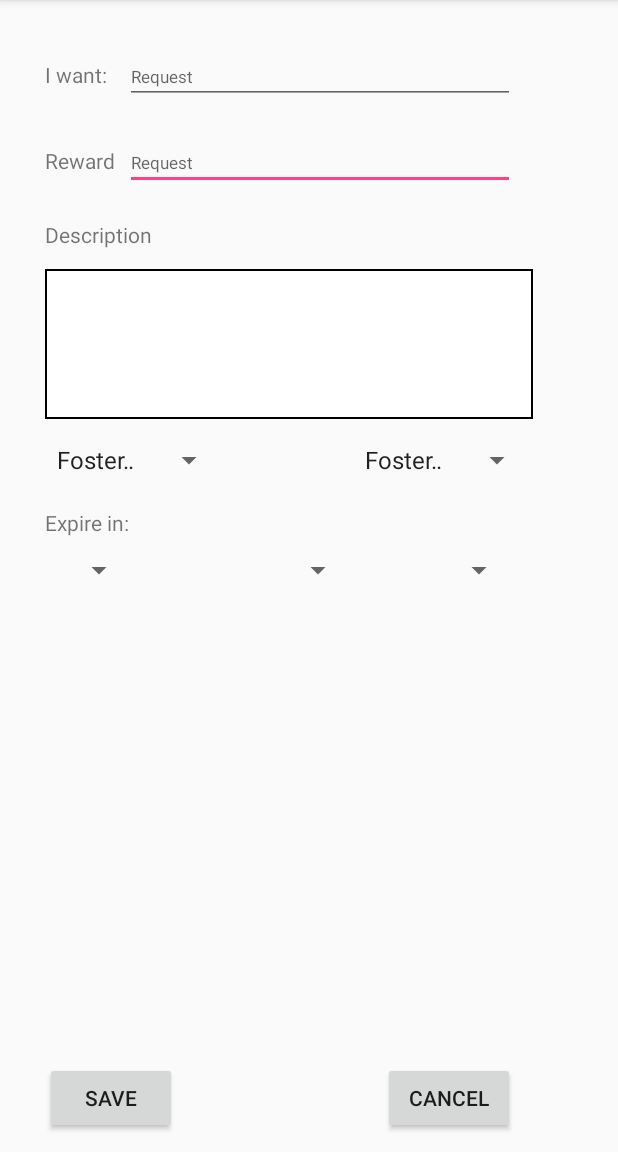
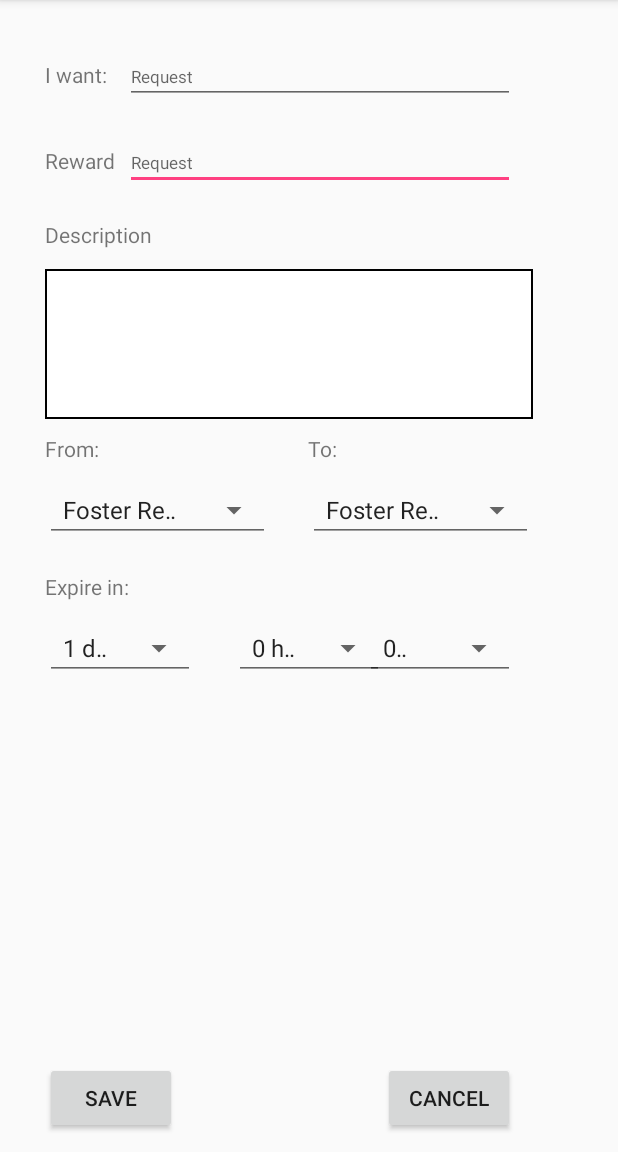
Before and after one commit to wonter123/AnyoneThereGithub, an Android app: the screen it shows after launch once a user with an empty profile is signed in (PostRequestActivity), in the side drawer, after a tap on "New Post", on a phone screen of 412 x 824 dp, the part 84-1236 px from its top. Run offline under Robolectric (Android 15) with nearby library versions, the phone set to English and light mode, and no system bars; our stand-ins replace Firebase (no records; nobody signed in at launch, a user with empty details on screens opened directly); libraries missing offline, so code that uses them is left out: com.mindorks.placeholderview; 3 statements that could not run were skipped.

Commit message:
post request

```diff
--- a/app/src/main/res/layout/post_request.xml
+++ b/app/src/main/res/layout/post_request.xml
@@ -65,19 +65,41 @@
         android:ems="10"
         android:inputType="textMultiLine" />
 
+    <TextView
+        android:id="@+id/labelFrom"
+        android:layout_marginTop="10dp"
+        android:layout_width="wrap_content"
+        android:layout_height="wrap_content"
+        android:layout_below="@+id/request_description_box"
+        android:layout_alignStart="@+id/post_request_day"
+        android:layout_alignLeft="@+id/post_request_day"
+        android:text="From:" />
+
+    <TextView
+        android:id="@+id/labelTo"
+        android:layout_marginTop="10dp"
+        android:layout_width="wrap_content"
+        android:layout_height="wrap_content"
+        android:layout_below="@+id/request_description_box"
+        android:layout_alignStart="@+id/post_request_to"
+        android:layout_alignLeft="@+id/post_request_to"
+        android:text="To:" />
+
     <Spinner
+        style="@style/Widget.AppCompat.Spinner.Underlined"
         android:id="@+id/post_request_from"
-        android:layout_width="120dp"
+        android:layout_width="150dp"
         android:layout_height="wrap_content"
         android:autofillHints="From"
-        android:layout_marginTop="15dp"
-        android:layout_below="@+id/request_description_box"
+        android:layout_marginTop="10dp"
+        android:layout_below="@+id/labelFrom"
         android:layout_alignStart="@+id/request_description_box"
         android:layout_alignLeft="@+id/request_description_box"/>
 
     <Spinner
+        style="@style/Widget.AppCompat.Spinner.Underlined"
         android:id="@+id/post_request_to"
-        android:layout_width="120dp"
+        android:layout_width="150dp"
         android:layout_height="wrap_content"
         android:autofillHints="To"
         android:layout_alignTop="@+id/post_request_from"
@@ -85,31 +107,34 @@
         android:layout_alignRight="@+id/request_description_box"/>
 
     <Spinner
+        style="@style/Widget.AppCompat.Spinner.Underlined"
         android:id="@+id/post_request_day"
-        android:layout_width="60dp"
+        android:layout_width="100dp"
         android:layout_height="wrap_content"
         android:layout_alignTop="@+id/post_request_hour"
-        android:autofillHints="day"
-        android:layout_centerHorizontal="true" />
+        android:layout_alignLeft="@+id/post_request_from"
+        android:layout_alignStart="@+id/post_request_from"
+        android:autofillHints="day" />
 
     <Spinner
+        style="@style/Widget.AppCompat.Spinner.Underlined"
         android:id="@+id/post_request_hour"
-        android:layout_width="60dp"
+        android:layout_width="100dp"
         android:layout_height="wrap_content"
-        android:autofillHints="hour"
+        android:layout_below="@+id/labelExpireIn"
         android:layout_marginTop="10dp"
-        android:layout_below="@+id/labelExpireIn"
-        android:layout_alignStart="@+id/post_request_from"
-        android:layout_alignLeft="@+id/post_request_from"/>
+        android:layout_centerHorizontal="true"
+        android:autofillHints="hour" />
 
     <Spinner
+        style="@style/Widget.AppCompat.Spinner.Underlined"
         android:id="@+id/post_request_minute"
-        android:layout_width="60dp"
+        android:layout_width="100dp"
         android:layout_height="wrap_content"
+        android:layout_alignEnd="@+id/request_reward_box"
+        android:layout_alignRight="@+id/request_reward_box"
         android:layout_alignTop="@+id/post_request_hour"
-        android:autofillHints="min"
-        android:layout_alignEnd="@+id/request_reward_box"
-        android:layout_alignRight="@+id/request_reward_box"/>
+        android:autofillHints="min" />
 
     <TextView
         android:id="@+id/labelExpireIn"
@@ -117,8 +142,8 @@
         android:layout_width="wrap_content"
         android:layout_height="wrap_content"
         android:layout_below="@+id/post_request_from"
-        android:layout_alignStart="@+id/post_request_hour"
-        android:layout_alignLeft="@+id/post_request_hour"
+        android:layout_alignStart="@+id/post_request_day"
+        android:layout_alignLeft="@+id/post_request_day"
         android:text="Expire in:" />
 
     <TextView
@@ -135,9 +160,9 @@
         android:id="@+id/request_save_button"
         android:layout_width="wrap_content"
         android:layout_height="wrap_content"
-        android:layout_alignLeft="@+id/post_request_hour"
+        android:layout_alignLeft="@+id/post_request_day"
         android:layout_alignParentBottom="true"
-        android:layout_alignStart="@+id/post_request_hour"
+        android:layout_alignStart="@+id/post_request_day"
         android:layout_marginBottom="12dp"
         android:text="Save" />
 
--- a/app/src/main/res/values/strings.xml
+++ b/app/src/main/res/values/strings.xml
@@ -22,23 +22,25 @@
         <item>International Business School</item>
     </string-array>
     <string-array name="day">
-        <item>1</item>
-        <item>2</item>
-        <item>3</item>
+        <item>1 day</item>
+        <item>2 days</item>
+        <item>3 days</item>
         <item>1 week</item>
     </string-array>
     <string-array name="hour">
-        <item>1</item>
-        <item>2</item>
-        <item>3</item>
-        <item>12</item>
+        <item>0 hour</item>
+        <item>1 hour</item>
+        <item>2 hours</item>
+        <item>3 hours</item>
+        <item>12 hours</item>
     </string-array>
     <string-array name="minute">
-        <item>10</item>
-        <item>15</item>
-        <item>20</item>
-        <item>30</item>
-        <item>45</item>
+        <item>0 minute</item>
+        <item>10 minutes</item>
+        <item>15 minutes</item>
+        <item>20 minutes</item>
+        <item>30 minutes</item>
+        <item>45 minutes</item>
     </string-array>
     <string name="title_activity_maps2">Map</string>
 </resources>
```
